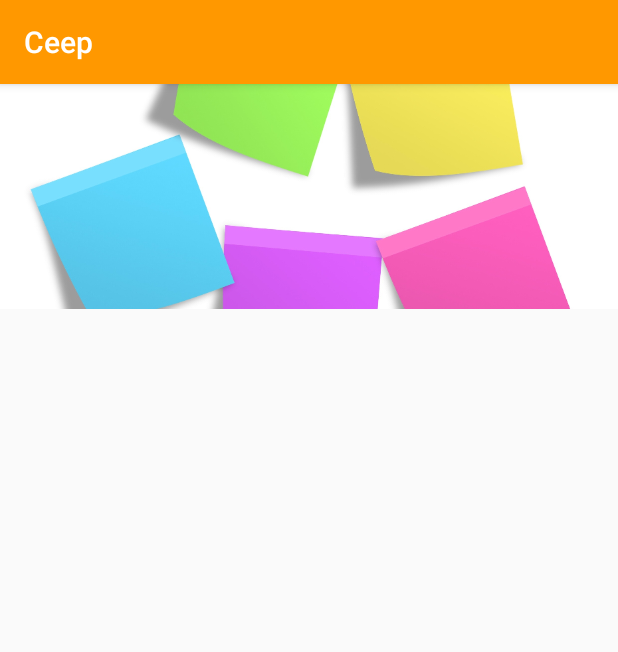
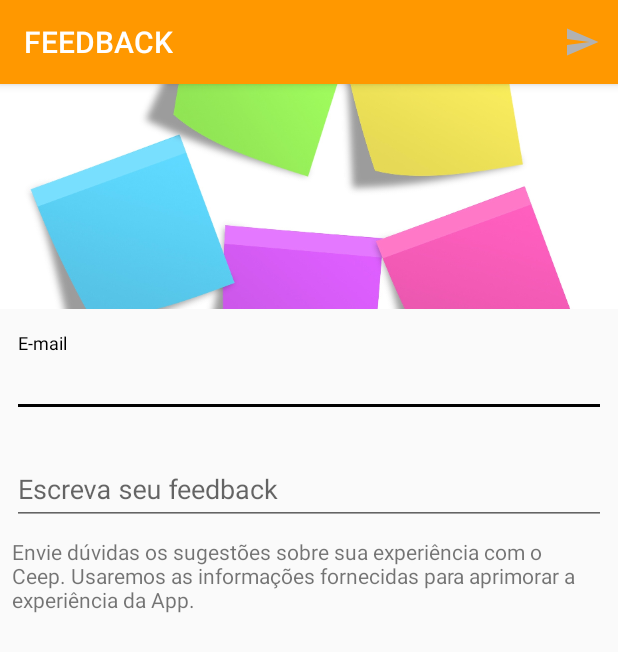
Before and after one commit to Nichals/alura_final_project, an Android app: the FeedbackActivity screen opened directly, with no data from a screen before it, on a phone screen of 412 x 824 dp. Shown: the top 652 px of the screen. Run offline under Robolectric (Android 15) with nearby library versions, the phone set to English and light mode, and no system bars.

Commit message:
Adicionado item de menu e corrigido Layout

```diff
--- a/ceep-recyclerview-parte2-aula-5/app/src/main/java/br/com/alura/ceep/ui/activity/FeedbackActivity.java
+++ b/ceep-recyclerview-parte2-aula-5/app/src/main/java/br/com/alura/ceep/ui/activity/FeedbackActivity.java
@@ -2,14 +2,33 @@ package br.com.alura.ceep.ui.activity;
 
 import android.support.v7.app.AppCompatActivity;
 import android.os.Bundle;
+import android.view.Menu;
+import android.view.MenuItem;
 
 import br.com.alura.ceep.R;
 
 public class FeedbackActivity extends AppCompatActivity {
 
+    private static final String TITULO_APPBAR = "FEEDBACK";
+
     @Override
     protected void onCreate(Bundle savedInstanceState) {
         super.onCreate(savedInstanceState);
+        setTitle(TITULO_APPBAR);
         setContentView(R.layout.activity_feedback);
     }
+
+    @Override
+    public boolean onCreateOptionsMenu(Menu menu) {
+        getMenuInflater().inflate(R.menu.menu_feedback, menu);
+        return super.onCreateOptionsMenu(menu);
+    }
+
+    @Override
+    public boolean onOptionsItemSelected(MenuItem item) {
+        if(R.id.feedback_salvar == item.getItemId()){
+            finish();
+        }
+        return super.onOptionsItemSelected(item);
+    }
 }
--- a/ceep-recyclerview-parte2-aula-5/app/src/main/java/br/com/alura/ceep/ui/activity/ListaNotasActivity.java
+++ b/ceep-recyclerview-parte2-aula-5/app/src/main/java/br/com/alura/ceep/ui/activity/ListaNotasActivity.java
@@ -182,8 +182,15 @@ public class ListaNotasActivity extends AppCompatActivity {
     public boolean onOptionsItemSelected(MenuItem item) {
         if(ehMenuLayout(item)){
             changeLayout(item);
+        }else if(ehMenuFeedback(item)){
+            Intent intent = new Intent(this, FeedbackActivity.class);
+            startActivity(intent);
         }
         return super.onOptionsItemSelected(item);
+    }
+
+    private boolean ehMenuFeedback(MenuItem item) {
+        return R.id.menu_lista_nota_ic_feedback == item.getItemId();
     }
 
     private boolean ehMenuLayout(MenuItem item) {
--- /dev/null
+++ b/ceep-recyclerview-parte2-aula-5/app/src/main/res/drawable/ic_feedback.xml
@@ -0,0 +1,5 @@
+<vector android:height="24dp" android:tint="#B2B2B2"
+    android:viewportHeight="24.0" android:viewportWidth="24.0"
+    android:width="24dp" xmlns:android="http://schemas.android.com/apk/res/android">
+    <path android:fillColor="#FF000000" android:pathData="M11,18h2v-2h-2v2zM12,2C6.48,2 2,6.48 2,12s4.48,10 10,10 10,-4.48 10,-10S17.52,2 12,2zM12,20c-4.41,0 -8,-3.59 -8,-8s3.59,-8 8,-8 8,3.59 8,8 -3.59,8 -8,8zM12,6c-2.21,0 -4,1.79 -4,4h2c0,-1.1 0.9,-2 2,-2s2,0.9 2,2c0,2 -3,1.75 -3,5h2c0,-2.25 3,-2.5 3,-5 0,-2.21 -1.79,-4 -4,-4z"/>
+</vector>
--- /dev/null
+++ b/ceep-recyclerview-parte2-aula-5/app/src/main/res/drawable/ic_send.xml
@@ -0,0 +1,5 @@
+<vector android:height="24dp" android:tint="#B2B2B2"
+    android:viewportHeight="24.0" android:viewportWidth="24.0"
+    android:width="24dp" xmlns:android="http://schemas.android.com/apk/res/android">
+    <path android:fillColor="#FF000000" android:pathData="M2.01,21L23,12 2.01,3 2,10l15,2 -15,2z"/>
+</vector>
--- a/ceep-recyclerview-parte2-aula-5/app/src/main/res/layout/activity_feedback.xml
+++ b/ceep-recyclerview-parte2-aula-5/app/src/main/res/layout/activity_feedback.xml
@@ -5,6 +5,53 @@
     android:layout_width="match_parent"
     android:layout_height="match_parent"
     tools:context=".ui.activity.FeedbackActivity">
+
+    <ScrollView
+        android:layout_width="match_parent"
+        android:layout_height="match_parent">
+
+    <android.support.constraint.ConstraintLayout
+        android:layout_width="match_parent"
+        android:layout_height="match_parent">
+
+        <android.support.design.widget.TextInputLayout
+            android:id="@+id/textInputLayout2"
+            android:layout_width="0dp"
+            android:layout_height="wrap_content"
+            android:layout_marginStart="8dp"
+            android:layout_marginLeft="8dp"
+            android:layout_marginTop="16dp"
+            android:layout_marginEnd="8dp"
+            android:layout_marginRight="8dp"
+            app:layout_constraintEnd_toEndOf="parent"
+            app:layout_constraintStart_toStartOf="parent"
+            app:layout_constraintTop_toBottomOf="@+id/textInputLayout">
+
+            <android.support.design.widget.TextInputEditText
+                android:layout_width="match_parent"
+                android:layout_height="wrap_content"
+                android:hint="Escreva seu feedback" />
+
+        </android.support.design.widget.TextInputLayout>
+
+        <android.support.design.widget.TextInputLayout
+            android:id="@+id/textInputLayout"
+            android:layout_width="0dp"
+            android:layout_height="wrap_content"
+            android:layout_marginStart="8dp"
+            android:layout_marginLeft="8dp"
+            android:layout_marginTop="16dp"
+            android:layout_marginEnd="8dp"
+            android:layout_marginRight="8dp"
+            app:layout_constraintEnd_toEndOf="parent"
+            app:layout_constraintStart_toStartOf="parent"
+            app:layout_constraintTop_toBottomOf="@+id/imageView2">
+
+            <android.support.design.widget.TextInputEditText
+                android:layout_width="match_parent"
+                android:layout_height="wrap_content"
+                android:hint="E-mail" />
+        </android.support.design.widget.TextInputLayout>
 
         <ImageView
             android:id="@+id/imageView2"
@@ -15,4 +62,27 @@
             app:layout_constraintStart_toStartOf="parent"
             app:layout_constraintTop_toTopOf="parent"
             app:srcCompat="@drawable/feedback_banner" />
+
+        <TextView
+            android:id="@+id/textView2"
+            android:layout_width="0dp"
+            android:layout_height="wrap_content"
+            android:layout_marginTop="8dp"
+            android:layout_marginEnd="8dp"
+            android:layout_marginRight="8dp"
+            android:text="Envie dúvidas os sugestões sobre sua experiência com o Ceep. Usaremos as informações fornecidas para aprimorar a experiência da App."
+            android:textSize="14sp"
+            app:layout_constraintEnd_toEndOf="parent"
+            app:layout_constraintStart_toStartOf="@+id/textInputLayout2"
+            app:layout_constraintTop_toBottomOf="@+id/textInputLayout2" />
     </android.support.constraint.ConstraintLayout>
+
+
+    </ScrollView>
+
+]
+
+
+                app:layout_constraintStart_toStartOf="parent"
+
+</android.support.constraint.ConstraintLayout>
--- /dev/null
+++ b/ceep-recyclerview-parte2-aula-5/app/src/main/res/menu/menu_feedback.xml
@@ -0,0 +1,10 @@
+<?xml version="1.0" encoding="utf-8"?>
+<menu xmlns:android="http://schemas.android.com/apk/res/android"
+    xmlns:app="http://schemas.android.com/apk/res-auto">
+    <item
+        android:id="@+id/feedback_salvar"
+        android:title="Troca layout"
+        android:icon="@drawable/ic_send"
+        app:showAsAction="always"/>
+
+</menu>
--- a/ceep-recyclerview-parte2-aula-5/app/src/main/res/menu/menu_lista_nota.xml
+++ b/ceep-recyclerview-parte2-aula-5/app/src/main/res/menu/menu_lista_nota.xml
@@ -6,4 +6,9 @@
         android:title="Troca layout"
         android:icon="@drawable/ic_linear_layout"
         app:showAsAction="always"/>
+    <item
+        android:id="@+id/menu_lista_nota_ic_feedback"
+        android:title="Troca layout"
+        android:icon="@drawable/ic_feedback"
+        app:showAsAction="always"/>
 </menu>
```
Lines whose indentation alone changed are shown as unchanged.
